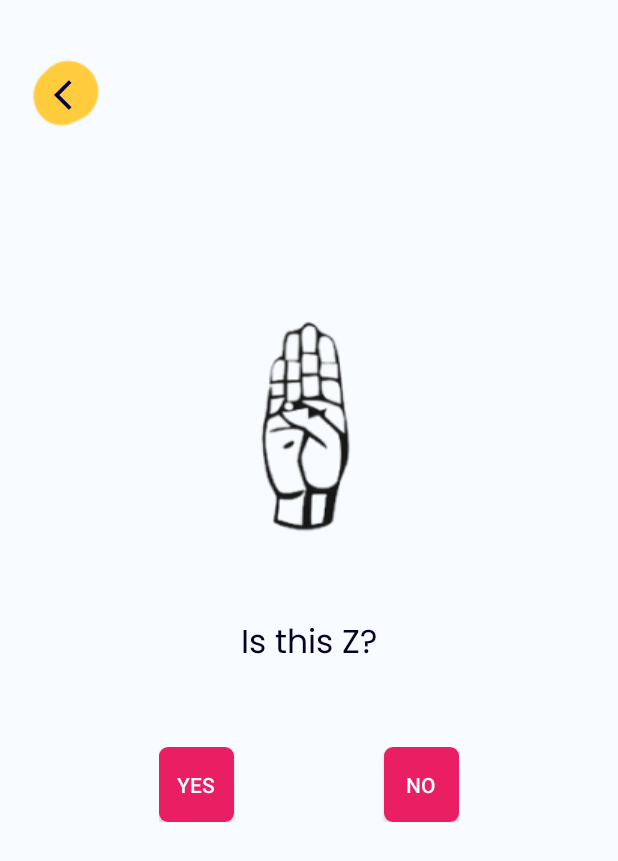
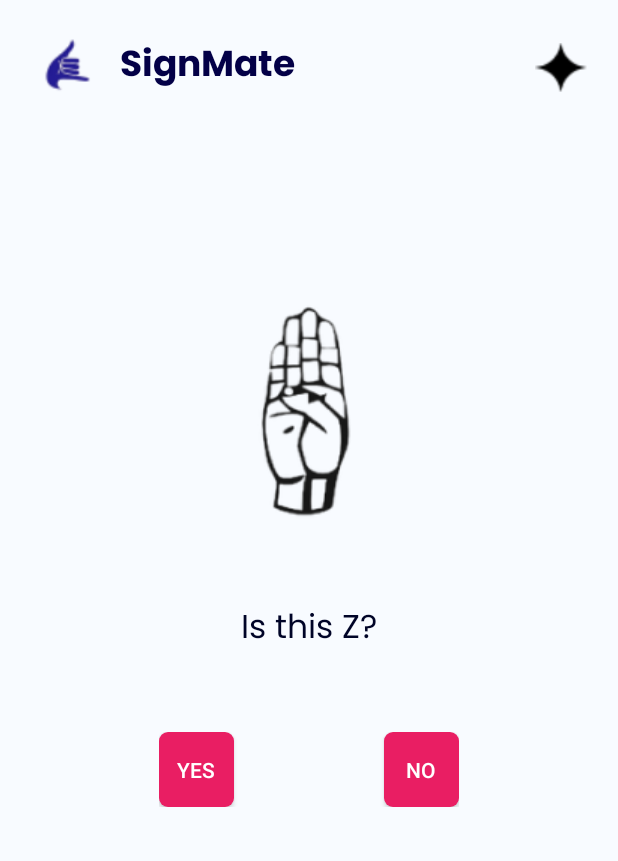
Before and after one commit to furqanramadhan/SignMate-C241-PS262, an Android app: the PlayNowTF screen opened directly, with no data from a screen before it, on a phone screen of 412 x 824 dp. Shown: the top 861 px of the screen. Run offline under Robolectric (Android 15) with nearby library versions, the phone set to English and light mode, and no system bars; 1 statement that could not run was skipped.

Commit message:
fix play now

```diff
--- a/app/src/main/res/layout/activity_play_now_tf.xml
+++ b/app/src/main/res/layout/activity_play_now_tf.xml
@@ -1,31 +1,68 @@
 <?xml version="1.0" encoding="utf-8"?>
-<androidx.coordinatorlayout.widget.CoordinatorLayout xmlns:android="http://schemas.android.com/apk/res/android"
+<LinearLayout xmlns:android="http://schemas.android.com/apk/res/android"
     xmlns:tools="http://schemas.android.com/tools"
     android:layout_width="match_parent"
     android:layout_height="match_parent"
     android:background="@color/white_page"
-    tools:context=".ui.play.PlayNowTF">
-
-    <ImageButton
-        android:layout_width="66dp"
-        android:layout_height="70dp"
-        android:src="@drawable/layer_drawable"
-        android:layout_gravity="start"
-        android:background="@android:color/transparent"
-        android:layout_marginStart="10dp"
-        android:layout_marginTop="30dp"/>
+    android:padding="20dp"
+    tools:context=".ui.quiz.QuizTFActivity">
 
     <LinearLayout
         android:layout_width="match_parent"
-        android:layout_height="match_parent"
+        android:layout_height="wrap_content"
+        android:orientation="vertical"
+        android:gravity="center">
+
+        <!-- Header Layout -->
+        <LinearLayout
+            android:layout_width="match_parent"
+            android:layout_height="wrap_content"
+            android:orientation="horizontal"
+            android:gravity="center_vertical">
+
+            <LinearLayout
+                android:layout_width="wrap_content"
+                android:layout_height="wrap_content"
+                android:gravity="center"
+                tools:ignore="UseCompoundDrawables">
+                <ImageView
+                    android:layout_width="50dp"
+                    android:layout_height="50dp"
+                    android:src="@drawable/ic_logo"/>
+                <TextView
+                    android:layout_width="wrap_content"
+                    android:layout_height="wrap_content"
+                    android:text="@string/app_title"
+                    android:fontFamily="@font/font_poppinsbold"
+                    android:textSize="24sp"
+                    android:textColor="@color/blue"
+                    android:layout_marginStart="10dp"/>
+            </LinearLayout>
+
+            <LinearLayout
+                android:layout_width="match_parent"
+                android:layout_height="wrap_content"
+                android:gravity="end|center_vertical">
+
+                <ImageView
+                    android:layout_width="35dp"
+                    android:layout_height="35dp"
+                    android:src="@drawable/ic_star" />
+            </LinearLayout>
+        </LinearLayout>
+
+        <LinearLayout
+            android:layout_width="match_parent"
+            android:layout_height="wrap_content"
             android:orientation="vertical"
             android:gravity="center_horizontal">
 
+            <!-- Image and Text -->
             <ImageView
                 android:id="@+id/iv_alphabet"
                 android:layout_width="289dp"
                 android:layout_height="206dp"
-            android:layout_marginTop="180dp"
+                android:layout_marginTop="100dp"
                 android:src="@drawable/ic_hand"/>
 
             <TextView
@@ -40,6 +77,7 @@
                 android:layout_marginBottom="30dp"
                 android:layout_marginTop="25dp"/>
 
+            <!-- Buttons Layout -->
             <LinearLayout
                 android:layout_width="wrap_content"
                 android:layout_height="wrap_content"
@@ -52,7 +90,7 @@
                     android:layout_height="50dp"
                     android:text="yes"
                     android:background="@drawable/custom_button_choice"
-                android:layout_marginRight="100dp"
+                    android:layout_marginEnd="100dp"
                     android:textColor="@color/white"/>
 
                 <androidx.appcompat.widget.AppCompatButton
@@ -63,9 +101,7 @@
                     android:background="@drawable/custom_button_choice"
                     android:textColor="@color/white"/>
             </LinearLayout>
+        </LinearLayout>
 
     </LinearLayout>
-
-
-
-</androidx.coordinatorlayout.widget.CoordinatorLayout>
+</LinearLayout>
```
Also changed, not shown: app/src/main/res/layout/activity_play_now_alphabet.xml (+50 -17 lines), app/src/main/res/layout/activity_play_now_number.xml (+49 -16 lines). Lines whose indentation alone changed are shown as unchanged.
